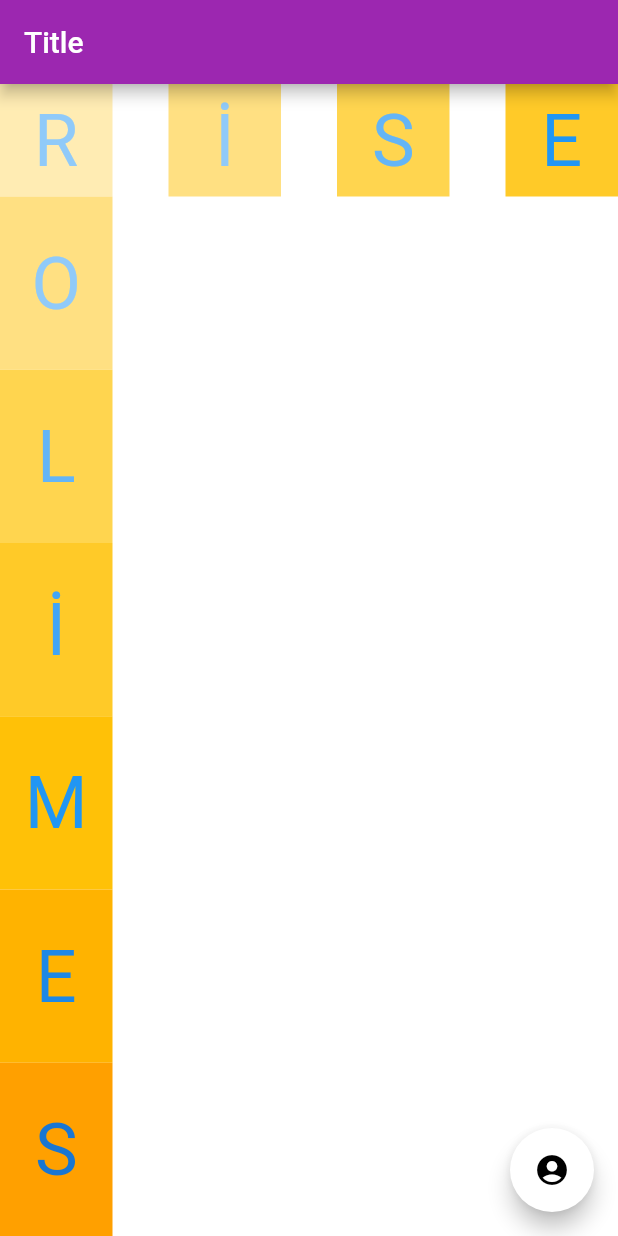
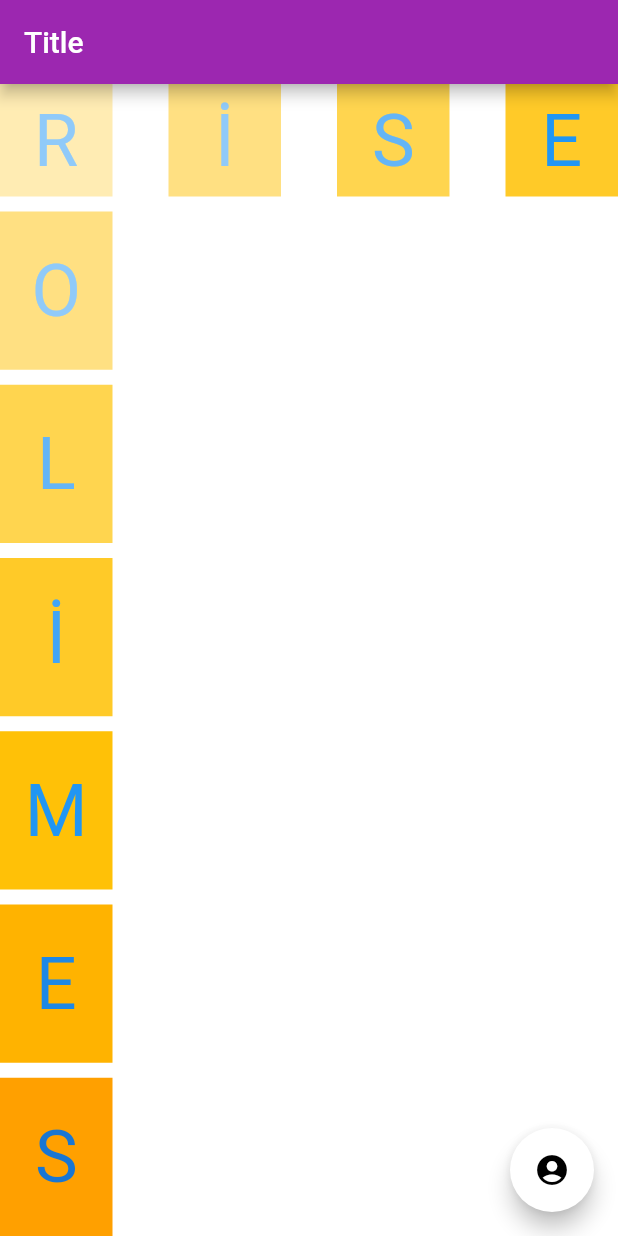
Before and after one commit to Gokdenizsari/Flutter_first_app, a Flutter app: the screen it shows after launch, on a phone screen of 412 x 824 dp. Run offline on Flutter 3.47's test engine with Material 2 defaults, Android fonts, the phone set to English and light mode, and no system bars.

Commit message:
Update main.dart

```diff
--- a/lib/main.dart
+++ b/lib/main.dart
@@ -57,6 +57,9 @@ class MyApp extends StatelessWidget {
           child: Container(
             width: 75,
             height: 75,
+            margin: EdgeInsets.only(
+              top: 10,
+            ),
             color: Colors.amber.shade200,
             alignment: Alignment.center,
             child: Text(
@@ -69,6 +72,9 @@ class MyApp extends StatelessWidget {
           child: Container(
             width: 75,
             height: 75,
+            margin: EdgeInsets.only(
+              top: 10,
+            ),
             color: Colors.amber.shade300,
             alignment: Alignment.center,
             child: Text(
@@ -81,6 +87,7 @@ class MyApp extends StatelessWidget {
           child: Container(
             width: 75,
             height: 75,
+            margin: EdgeInsets.only(top: 10),
             color: Colors.amber.shade400,
             alignment: Alignment.center,
             child: Text(
@@ -93,6 +100,7 @@ class MyApp extends StatelessWidget {
           child: Container(
             width: 75,
             height: 75,
+            margin: EdgeInsets.only(top: 10),
             color: Colors.amber.shade500,
             alignment: Alignment.center,
             child: Text(
@@ -105,6 +113,7 @@ class MyApp extends StatelessWidget {
           child: Container(
             width: 75,
             height: 75,
+            margin: EdgeInsets.only(top: 10),
             color: Colors.amber.shade600,
             alignment: Alignment.center,
             child: Text(
@@ -117,6 +126,7 @@ class MyApp extends StatelessWidget {
           child: Container(
             width: 75,
             height: 75,
+            margin: EdgeInsets.only(top: 10),
             color: Colors.amber.shade700,
             alignment: Alignment.center,
             child: Text(
```
